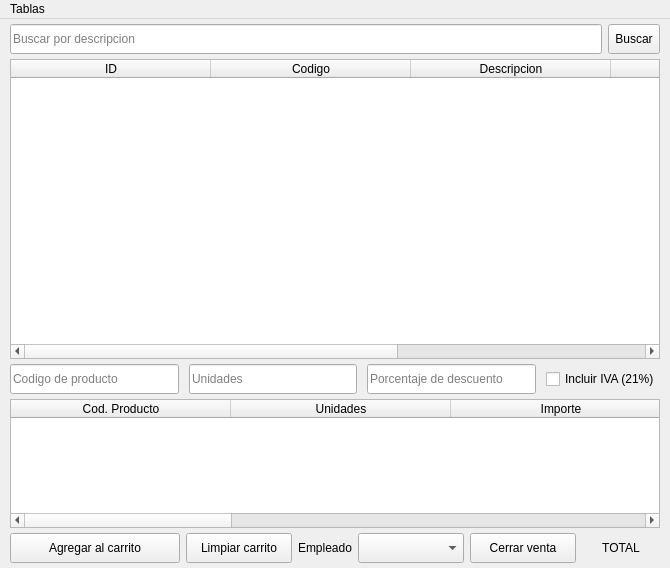
First picture: the form in uis/interfazGestor.ui, repository schulz-franco/gestor_de_ventas, before the edit.
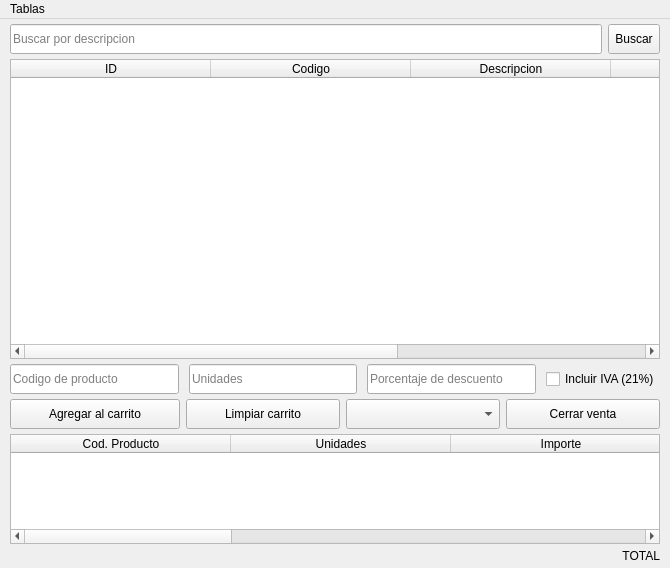
Second picture: the form after the edit.

Commit message: estetica, update combo empleados y funcion hora de venta

The edit to the form file:
```diff
--- a/uis/interfazGestor.ui
+++ b/uis/interfazGestor.ui
@@ -429,6 +429,114 @@
          </layout>
         </widget>
        </item>
+       <item>
+        <widget class="QFrame" name="frame_13">
+         <property name="sizePolicy">
+          <sizepolicy hsizetype="Preferred" vsizetype="Fixed">
+           <horstretch>0</horstretch>
+           <verstretch>0</verstretch>
+          </sizepolicy>
+         </property>
+         <property name="styleSheet">
+          <string notr="true">QFrame#frame_13 {
+border: none;
+}</string>
+         </property>
+         <property name="frameShape">
+          <enum>QFrame::StyledPanel</enum>
+         </property>
+         <property name="frameShadow">
+          <enum>QFrame::Raised</enum>
+         </property>
+         <layout class="QHBoxLayout" name="horizontalLayout_8">
+          <property name="leftMargin">
+           <number>0</number>
+          </property>
+          <property name="topMargin">
+           <number>0</number>
+          </property>
+          <property name="rightMargin">
+           <number>0</number>
+          </property>
+          <property name="bottomMargin">
+           <number>0</number>
+          </property>
+          <item>
+           <widget class="QPushButton" name="btn_agregar_carrito">
+            <property name="sizePolicy">
+             <sizepolicy hsizetype="Preferred" vsizetype="Fixed">
+              <horstretch>0</horstretch>
+              <verstretch>0</verstretch>
+             </sizepolicy>
+            </property>
+            <property name="minimumSize">
+             <size>
+              <width>170</width>
+              <height>30</height>
+             </size>
+            </property>
+            <property name="text">
+             <string>Agregar al carrito</string>
+            </property>
+           </widget>
+          </item>
+          <item>
+           <widget class="QToolButton" name="btnCancelar">
+            <property name="sizePolicy">
+             <sizepolicy hsizetype="Preferred" vsizetype="Fixed">
+              <horstretch>0</horstretch>
+              <verstretch>0</verstretch>
+             </sizepolicy>
+            </property>
+            <property name="minimumSize">
+             <size>
+              <width>0</width>
+              <height>30</height>
+             </size>
+            </property>
+            <property name="text">
+             <string>Limpiar carrito</string>
+            </property>
+           </widget>
+          </item>
+          <item>
+           <widget class="QComboBox" name="comboVendedor">
+            <property name="sizePolicy">
+             <sizepolicy hsizetype="Preferred" vsizetype="Fixed">
+              <horstretch>0</horstretch>
+              <verstretch>0</verstretch>
+             </sizepolicy>
+            </property>
+            <property name="minimumSize">
+             <size>
+              <width>0</width>
+              <height>30</height>
+             </size>
+            </property>
+           </widget>
+          </item>
+          <item>
+           <widget class="QToolButton" name="btnCerrarVenta">
+            <property name="sizePolicy">
+             <sizepolicy hsizetype="Preferred" vsizetype="Fixed">
+              <horstretch>0</horstretch>
+              <verstretch>0</verstretch>
+             </sizepolicy>
+            </property>
+            <property name="minimumSize">
+             <size>
+              <width>0</width>
+              <height>30</height>
+             </size>
+            </property>
+            <property name="text">
+             <string>Cerrar venta</string>
+            </property>
+           </widget>
+          </item>
+         </layout>
+        </widget>
+       </item>
        <item>
         <widget class="QTableWidget" name="carrito">
          <property name="sizePolicy">
@@ -527,7 +635,7 @@
         </widget>
        </item>
        <item>
-        <widget class="QFrame" name="frame_13">
+        <widget class="QLabel" name="importe_de_venta">
          <property name="sizePolicy">
           <sizepolicy hsizetype="Preferred" vsizetype="Fixed">
            <horstretch>0</horstretch>
@@ -535,142 +643,14 @@
           </sizepolicy>
          </property>
          <property name="styleSheet">
-          <string notr="true">QFrame#frame_13 {
-border: none;
-}</string>
+          <string notr="true"/>
          </property>
-         <property name="frameShape">
-          <enum>QFrame::StyledPanel</enum>
+         <property name="text">
+          <string>TOTAL</string>
          </property>
-         <property name="frameShadow">
-          <enum>QFrame::Raised</enum>
+         <property name="alignment">
+          <set>Qt::AlignRight|Qt::AlignTrailing|Qt::AlignVCenter</set>
          </property>
-         <layout class="QHBoxLayout" name="horizontalLayout_8">
-          <property name="leftMargin">
-           <number>0</number>
-          </property>
-          <property name="topMargin">
-           <number>0</number>
-          </property>
-          <property name="rightMargin">
-           <number>0</number>
-          </property>
-          <property name="bottomMargin">
-           <number>0</number>
-          </property>
-          <item>
-           <widget class="QPushButton" name="btn_agregar_carrito">
-            <property name="sizePolicy">
-             <sizepolicy hsizetype="Preferred" vsizetype="Fixed">
-              <horstretch>0</horstretch>
-              <verstretch>0</verstretch>
-             </sizepolicy>
-            </property>
-            <property name="minimumSize">
-             <size>
-              <width>170</width>
-              <height>30</height>
-             </size>
-            </property>
-            <property name="text">
-             <string>Agregar al carrito</string>
-            </property>
-           </widget>
-          </item>
-          <item>
-           <widget class="QToolButton" name="btnCancelar">
-            <property name="sizePolicy">
-             <sizepolicy hsizetype="Preferred" vsizetype="Fixed">
-              <horstretch>0</horstretch>
-              <verstretch>0</verstretch>
-             </sizepolicy>
-            </property>
-            <property name="minimumSize">
-             <size>
-              <width>0</width>
-              <height>30</height>
-             </size>
-            </property>
-            <property name="text">
-             <string>Limpiar carrito</string>
-            </property>
-           </widget>
-          </item>
-          <item>
-           <widget class="QLabel" name="label">
-            <property name="sizePolicy">
-             <sizepolicy hsizetype="Fixed" vsizetype="Fixed">
-              <horstretch>0</horstretch>
-              <verstretch>0</verstretch>
-             </sizepolicy>
-            </property>
-            <property name="minimumSize">
-             <size>
-              <width>0</width>
-              <height>30</height>
-             </size>
-            </property>
-            <property name="text">
-             <string>Empleado</string>
-            </property>
-           </widget>
-          </item>
-          <item>
-           <widget class="QComboBox" name="comboVendedor">
-            <property name="sizePolicy">
-             <sizepolicy hsizetype="Preferred" vsizetype="Fixed">
-              <horstretch>0</horstretch>
-              <verstretch>0</verstretch>
-             </sizepolicy>
-            </property>
-            <property name="minimumSize">
-             <size>
-              <width>0</width>
-              <height>30</height>
-             </size>
-            </property>
-           </widget>
-          </item>
-          <item>
-           <widget class="QToolButton" name="btnCerrarVenta">
-            <property name="sizePolicy">
-             <sizepolicy hsizetype="Preferred" vsizetype="Fixed">
-              <horstretch>0</horstretch>
-              <verstretch>0</verstretch>
-             </sizepolicy>
-            </property>
-            <property name="minimumSize">
-             <size>
-              <width>0</width>
-              <height>30</height>
-             </size>
-            </property>
-            <property name="text">
-             <string>Cerrar venta</string>
-            </property>
-           </widget>
-          </item>
-          <item>
-           <widget class="QLabel" name="importe_de_venta">
-            <property name="sizePolicy">
-             <sizepolicy hsizetype="Fixed" vsizetype="Fixed">
-              <horstretch>0</horstretch>
-              <verstretch>0</verstretch>
-             </sizepolicy>
-            </property>
-            <property name="styleSheet">
-             <string notr="true">margin-left: 20px;
-margin-right: 20px;</string>
-            </property>
-            <property name="text">
-             <string>TOTAL</string>
-            </property>
-            <property name="alignment">
-             <set>Qt::AlignCenter</set>
-            </property>
-           </widget>
-          </item>
-         </layout>
         </widget>
        </item>
       </layout>
```
The commit also changes 11 other files.
